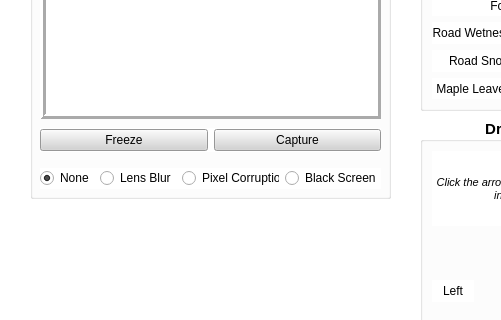
Old version of the form Application/Bin/VQAInteractionScreen.ui in the repository jenniferolenchak/DroneVQA; both pictures show x 0 to 501 and y 162 to 482 of the 1184 by 659 pixel window.
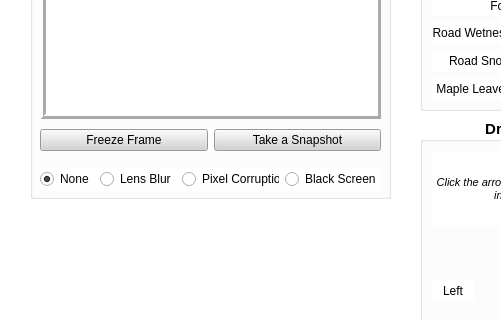
New version of the form. Icons and pictures are not drawn.

Commit message: Rename a few VQAInteractionScreen elements

Diff of the .ui file:
```diff
--- a/Application/Bin/VQAInteractionScreen.ui
+++ b/Application/Bin/VQAInteractionScreen.ui
@@ -715,7 +715,7 @@
       <x>10</x>
       <y>290</y>
       <width>341</width>
-      <height>21</height>
+      <height>23</height>
      </rect>
     </property>
     <layout class="QHBoxLayout" name="horizontalLayout_CameraEffects">
@@ -768,7 +768,7 @@
         <string notr="true">background-color: lightgrey;</string>
        </property>
        <property name="text">
-        <string>Freeze</string>
+        <string>Freeze Frame</string>
        </property>
        <property name="icon">
         <iconset theme="media-playback-pause">
@@ -782,7 +782,7 @@
         <string notr="true">background-color: lightgrey;</string>
        </property>
        <property name="text">
-        <string>Capture</string>
+        <string>Take a Snapshot</string>
        </property>
       </widget>
      </item>
```
Left out of the diff: 30 changed lines with no effect on the pictures. The commit also changes 1 other file.
